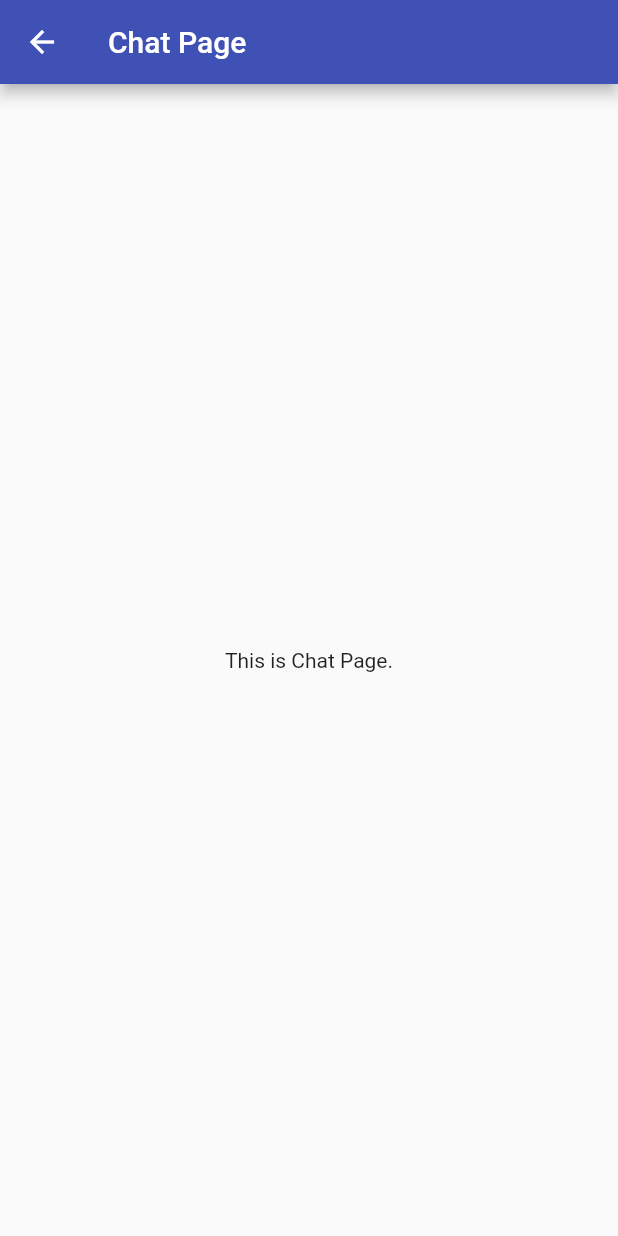
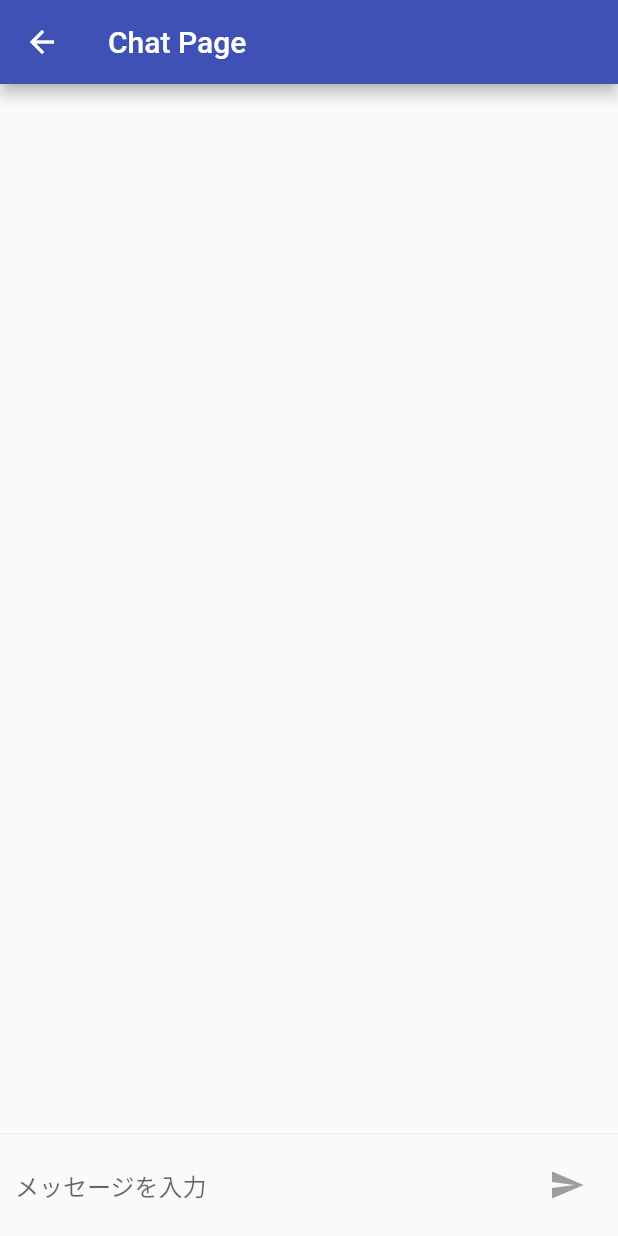
Before and after one commit to fukky21/chat-ui-sample, a Flutter app: the screen it shows after launch, after a tap on "Go To Chat Page!", on a phone screen of 412 x 824 dp. Run offline on Flutter 3.47's test engine with Material 2 defaults, Android fonts, the phone set to English and light mode, and no system bars; our stand-ins replace bubble, flutter_keyboard_visibility.

Commit message:
feat: チャット機能を実装

```diff
--- a/lib/main.dart
+++ b/lib/main.dart
@@ -1,4 +1,7 @@
+import 'package:bubble/bubble.dart';
+import 'package:flutter/cupertino.dart';
 import 'package:flutter/material.dart';
+import 'package:flutter_keyboard_visibility/flutter_keyboard_visibility.dart';
 
 void main() {
   runApp(const MyApp());
@@ -9,12 +12,14 @@ class MyApp extends StatelessWidget {
 
   @override
   Widget build(BuildContext context) {
-    return MaterialApp(
-      title: 'Chat UI Sample',
-      theme: ThemeData(
-        primarySwatch: Colors.indigo,
+    return KeyboardDismissOnTap(
+      child: MaterialApp(
+        title: 'Chat UI Sample',
+        theme: ThemeData(
+          primarySwatch: Colors.indigo,
+        ),
+        home: const MyHomePage(),
       ),
-      home: const MyHomePage(),
     );
   }
 }
@@ -32,7 +37,7 @@ class MyHomePage extends StatelessWidget {
         child: ElevatedButton(
           onPressed: () => Navigator.of(context).push<void>(
             MaterialPageRoute(
-              builder: (context) => ChatPage(),
+              builder: (context) => const ChatPage(),
             ),
           ),
           child: const Text('Go To Chat Page!'),
@@ -50,13 +55,179 @@ class ChatPage extends StatefulWidget {
 }
 
 class _ChatPageState extends State<ChatPage> {
+  TextEditingController? _messageController;
+  bool? _isSubmittable;
+  final _messages = <String>[];
+  static const _messageMaxLength = 100;
+
+  @override
+  void initState() {
+    super.initState();
+    _messageController = TextEditingController();
+    _isSubmittable = false;
+  }
+
+  @override
+  void dispose() {
+    super.dispose();
+    _messageController?.dispose();
+  }
+
   @override
   Widget build(BuildContext context) {
     return Scaffold(
       appBar: AppBar(
         title: const Text('Chat Page'),
       ),
-      body: const Center(child: Text('This is Chat Page.')),
+      body: Column(
+        children: [
+          _messageList(_messages),
+          _inputBar(context),
+        ],
+      ),
+    );
+  }
+
+  Widget _messageList(List<String> messages) {
+    return Flexible(
+      child: ListView.builder(
+        padding: const EdgeInsets.all(10),
+        itemCount: messages.length,
+        itemBuilder: (context, index) {
+          final reversedMessages = messages.reversed.toList();
+          return _messageCell(reversedMessages[index]);
+        },
+        reverse: true,
+      ),
+    );
+  }
+
+  Widget _messageCell(String message) {
+    return Container(
+      width: double.infinity,
+      padding: const EdgeInsets.symmetric(horizontal: 5, vertical: 10),
+      child: Row(
+        crossAxisAlignment: CrossAxisAlignment.start,
+        children: [
+          const CircleAvatar(
+            backgroundColor: Colors.amber,
+            radius: 25,
+            child: Text('YT'),
+          ),
+          const SizedBox(width: 5),
+          Expanded(
+            child: Column(
+              crossAxisAlignment: CrossAxisAlignment.start,
+              children: [
+                const Text(
+                  '山田太郎',
+                  style: TextStyle(fontWeight: FontWeight.bold),
+                ),
+                const SizedBox(height: 3),
+                Row(
+                  crossAxisAlignment: CrossAxisAlignment.end,
+                  children: [
+                    Flexible(
+                      child: Bubble(
+                        nip: BubbleNip.leftTop,
+                        color: Theme.of(context).primaryColor,
+                        child: Text(
+                          message,
+                          style: const TextStyle(color: Colors.white),
+                        ),
+                      ),
+                    ),
+                    Row(
+                      mainAxisAlignment: MainAxisAlignment.end,
+                      children: [
+                        Text(
+                          '10:00',
+                          style: Theme.of(context).textTheme.caption,
+                        ),
+                      ],
+                    ),
+                  ],
+                ),
+              ],
+            ),
+          ),
+        ],
+      ),
+    );
+  }
+
+  void _sendMessage(BuildContext context) {
+    if (_isSubmittable ?? false) {
+      final text = _messageController?.text ?? '';
+      if (text.length <= _messageMaxLength) {
+        setState(() {
+          _messages.add(text);
+          _isSubmittable = false;
+          _messageController?.clear();
+        });
+      } else {
+        showDialog<void>(
+          context: context,
+          builder: (context) {
+            return CupertinoAlertDialog(
+              title: const Text('エラー'),
+              content: const Text('$_messageMaxLength文字以内で送信してください'),
+              actions: <Widget>[
+                CupertinoDialogAction(
+                  onPressed: () => Navigator.pop(context),
+                  child: const Text('OK'),
+                ),
+              ],
+            );
+          },
+        );
+      }
+    }
+  }
+
+  Widget _inputBar(BuildContext context) {
+    return SafeArea(
+      child: Container(
+        width: double.infinity,
+        padding: const EdgeInsets.all(10),
+        decoration: BoxDecoration(
+          border: Border(
+            top: BorderSide(
+              color: Theme.of(context).dividerColor,
+              width: 0.3,
+            ),
+          ),
+        ),
+        child: Row(
+          children: <Widget>[
+            Flexible(
+              child: TextField(
+                controller: _messageController,
+                decoration: const InputDecoration.collapsed(
+                  hintText: 'メッセージを入力',
+                ),
+                keyboardType: TextInputType.multiline,
+                minLines: 1,
+                maxLines: 5,
+                onChanged: (text) {
+                  setState(() {
+                    // 空白を取り除く
+                    _isSubmittable = text.trim().isNotEmpty;
+                  });
+                },
+              ),
+            ),
+            IconButton(
+              icon: const Icon(Icons.send),
+              padding: const EdgeInsets.all(0),
+              color: _isSubmittable ?? false
+                  ? Theme.of(context).primaryColor
+                  : Colors.grey,
+              onPressed: () => _sendMessage(context),
+            ),
+          ],
+        ),
+      ),
     );
   }
 }
```
Also changed, not shown: pubspec.yaml (+3 -5 lines), pubspec.lock, 6 other files.
